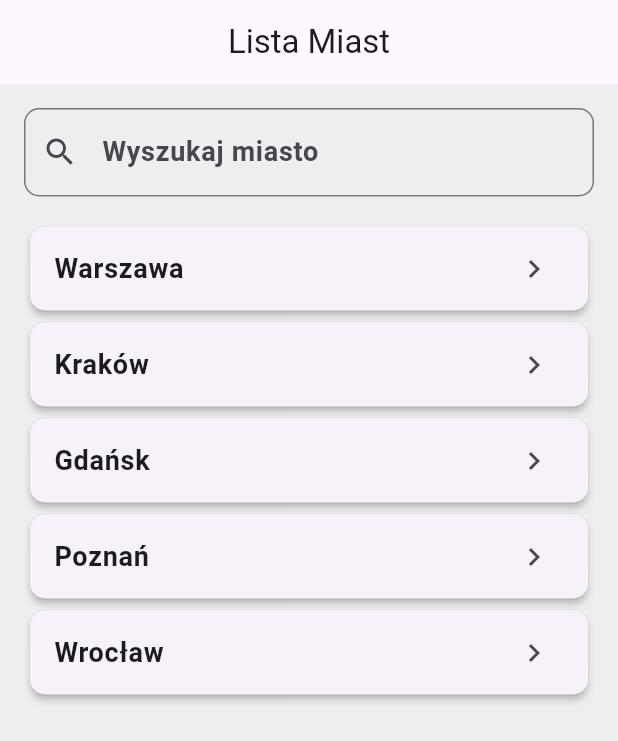
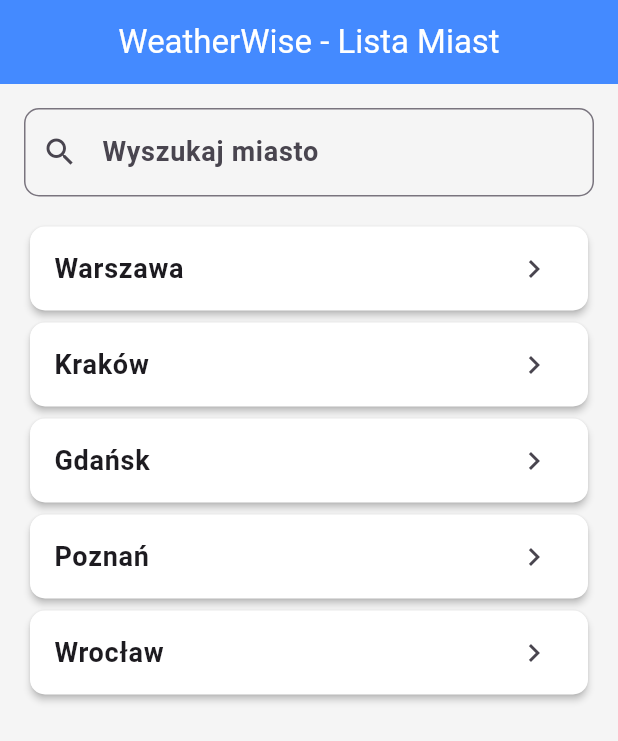
Before and after one commit to mmorawiak/flutter-weather-app, a Flutter app: the screen it shows after launch, on a phone screen of 412 x 824 dp. Shown: the top 741 px of the screen. Run offline on Flutter 3.47's test engine with Material 3 defaults, Android fonts, the phone set to English and light mode, and no system bars.

Commit message:
Improved UI/UX, added weather condition translations, and implemented language support in API calls

```diff
--- a/lib/main.dart
+++ b/lib/main.dart
@@ -8,7 +8,7 @@ void main() {
 }
 
 class MyApp extends StatelessWidget {
-  const MyApp({super.key});
+  const MyApp({super.key}); // Uproszczony konstruktor z super.parameters
 
   @override
   Widget build(BuildContext context) {
@@ -18,17 +18,33 @@ class MyApp extends StatelessWidget {
       ],
       child: MaterialApp(
         debugShowCheckedModeBanner: false,
-        title: 'Weather App',
+        title: 'WeatherWise',
         theme: ThemeData(
           primarySwatch: Colors.blue,
-          scaffoldBackgroundColor: Colors.grey[200],
-          textTheme: const TextTheme(
-            bodyLarge: TextStyle(fontSize: 18, fontWeight: FontWeight.bold),
-            bodyMedium: TextStyle(fontSize: 16),
+          scaffoldBackgroundColor: Colors.grey[100],
+          textTheme: TextTheme(
+            bodyLarge: TextStyle(
+              fontSize: 18,
+              fontWeight: FontWeight.bold,
+              color: Colors.black,
+            ),
+            bodyMedium: TextStyle(
+              fontSize: 16,
+              color: Colors.grey[800],
+            ),
           ),
           appBarTheme: const AppBarTheme(
             elevation: 0,
             centerTitle: true,
+            backgroundColor: Colors.blueAccent,
+            foregroundColor: Colors.white,
+          ),
+          cardTheme: CardTheme(
+            color: Colors.white,
+            elevation: 3,
+            shape: RoundedRectangleBorder(
+              borderRadius: BorderRadius.circular(10),
+            ),
           ),
         ),
         home: const CityListScreen(),
--- a/lib/providers/weather_provider.dart
+++ b/lib/providers/weather_provider.dart
@@ -15,7 +15,7 @@ class WeatherProvider with ChangeNotifier {
   Future<void> fetchWeather(String cityName) async {
     final apiKey = '4205fb03d57029b9dc2d01788945f172';
     final url =
-        'https://api.openweathermap.org/data/2.5/weather?q=$cityName&appid=$apiKey&units=metric';
+        'https://api.openweathermap.org/data/2.5/weather?q=$cityName&appid=$apiKey&units=metric&lang=pl';
 
     try {
       final response = await http.get(Uri.parse(url));
@@ -41,7 +41,7 @@ class WeatherProvider with ChangeNotifier {
   Future<void> fetchForecast(String cityName) async {
     final apiKey = '4205fb03d57029b9dc2d01788945f172';
     final url =
-        'https://api.openweathermap.org/data/2.5/forecast?q=$cityName&appid=$apiKey&units=metric';
+        'https://api.openweathermap.org/data/2.5/forecast?q=$cityName&appid=$apiKey&units=metric&lang=pl';
 
     try {
       final response = await http.get(Uri.parse(url));
--- a/lib/screens/city_list_screen.dart
+++ b/lib/screens/city_list_screen.dart
@@ -15,7 +15,7 @@ class CityListState extends State<CityListScreen> {
   @override
   void initState() {
     super.initState();
-    filteredCities = cities; // Domyślnie pokazuj wszystkie miasta
+    filteredCities = cities; // Domyślnie pokaż wszystkie miasta
   }
 
   void _filterCities(String query) {
@@ -30,7 +30,7 @@ class CityListState extends State<CityListScreen> {
   Widget build(BuildContext context) {
     return Scaffold(
       appBar: AppBar(
-        title: const Text('Lista Miast'),
+        title: const Text('WeatherWise - Lista Miast'),
       ),
       body: Padding(
         padding: const EdgeInsets.all(16.0),
@@ -54,6 +54,7 @@ class CityListState extends State<CityListScreen> {
                 itemCount: filteredCities.length,
                 itemBuilder: (ctx, index) {
                   return Card(
+                    color: Colors.white,
                     elevation: 2,
                     shape: RoundedRectangleBorder(
                       borderRadius: BorderRadius.circular(10),
@@ -61,14 +62,18 @@ class CityListState extends State<CityListScreen> {
                     child: ListTile(
                       title: Text(
                         filteredCities[index],
-                        style: const TextStyle(fontSize: 18, fontWeight: FontWeight.bold),
+                        style: const TextStyle(
+                          fontSize: 18,
+                          fontWeight: FontWeight.bold,
+                        ),
                       ),
                       trailing: const Icon(Icons.chevron_right),
                       onTap: () {
                         Navigator.of(context).push(
                           MaterialPageRoute(
-                            builder: (ctx) =>
-                                CityDetailsScreen(cityName: filteredCities[index]),
+                            builder: (ctx) => CityDetailsScreen(
+                              cityName: filteredCities[index],
+                            ),
                           ),
                         );
                       },
```
Also changed, not shown: lib/screens/city_details_screen.dart (+10 -4 lines), lib/screens/day_details_screen.dart (+46 -5 lines).
